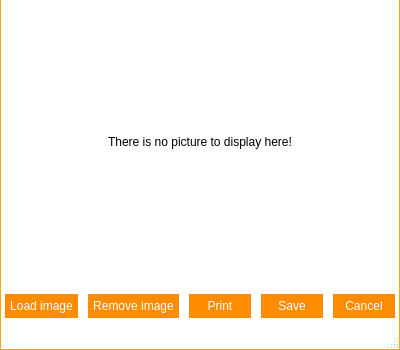
This is frmimageviewer.ui in Nintersoft/SmartClass as Qt 5 draws it before an edit. The edited form follows.
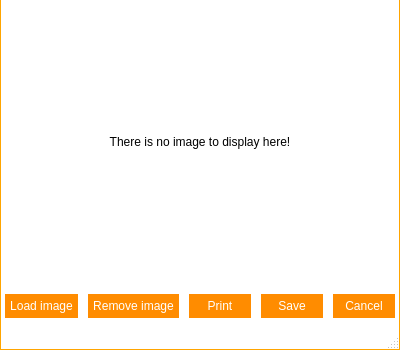
This is the edited form. Icons and pictures are not drawn.

The edit to the form file:
```diff
--- a/frmimageviewer.ui
+++ b/frmimageviewer.ui
@@ -1187,7 +1187,7 @@
          </size>
         </property>
         <property name="text">
-         <string>There is no picture to display here!</string>
+         <string>There is no image to display here!</string>
         </property>
         <property name="alignment">
          <set>Qt::AlignCenter</set>
```
